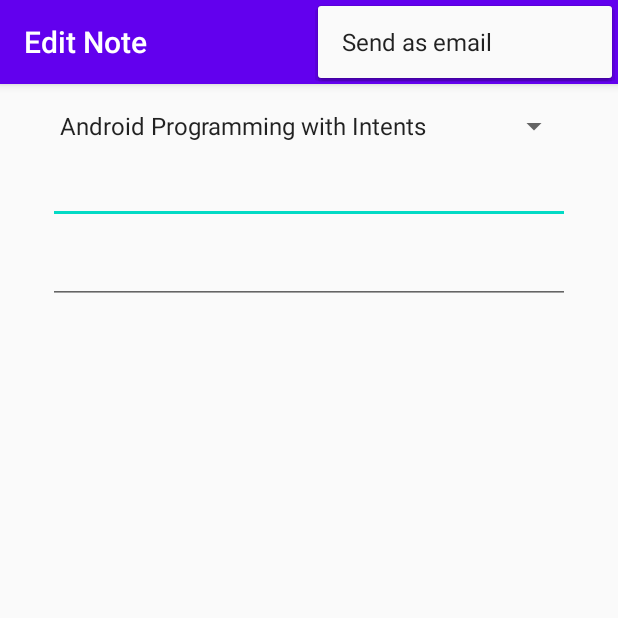
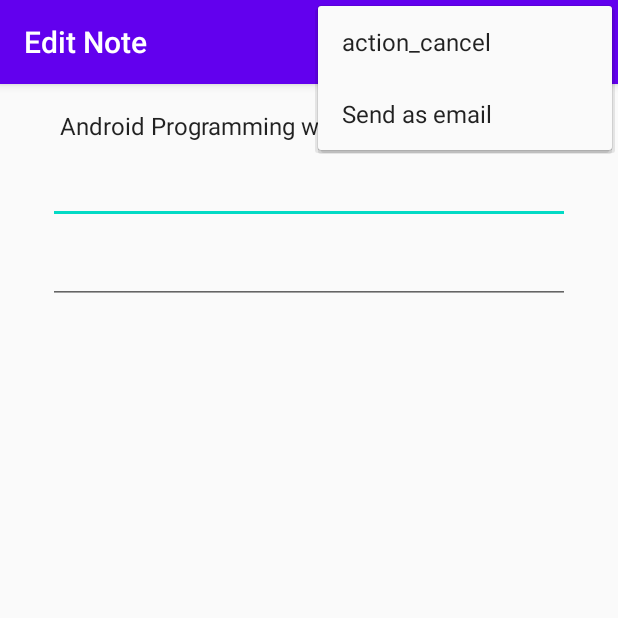
Before and after one commit to mararosa/Android-NoteKeeper, an Android app: the NoteActivity screen opened directly, with no data from a screen before it, with the options menu open, on a phone screen of 412 x 824 dp, the top half of it. Run offline under Robolectric (Android 15) with nearby library versions, the phone set to English and light mode, and no system bars.

Commit message:
add new menu

```diff
--- a/app/src/main/res/menu/menu_note.xml
+++ b/app/src/main/res/menu/menu_note.xml
@@ -7,4 +7,5 @@
         android:orderInCategory="100"
         android:title="Send as email"
         app:showAsAction="never" />
+    <item android:title="action_cancel" />
 </menu>
```
